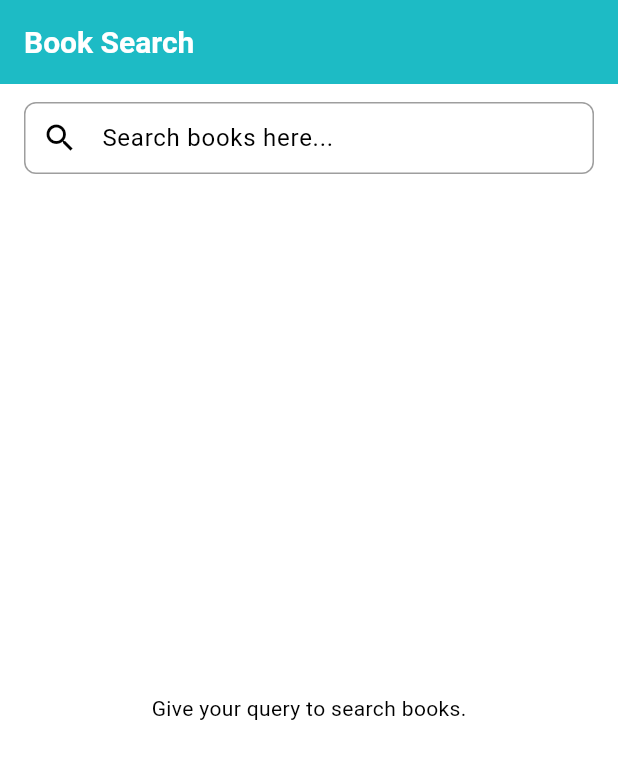
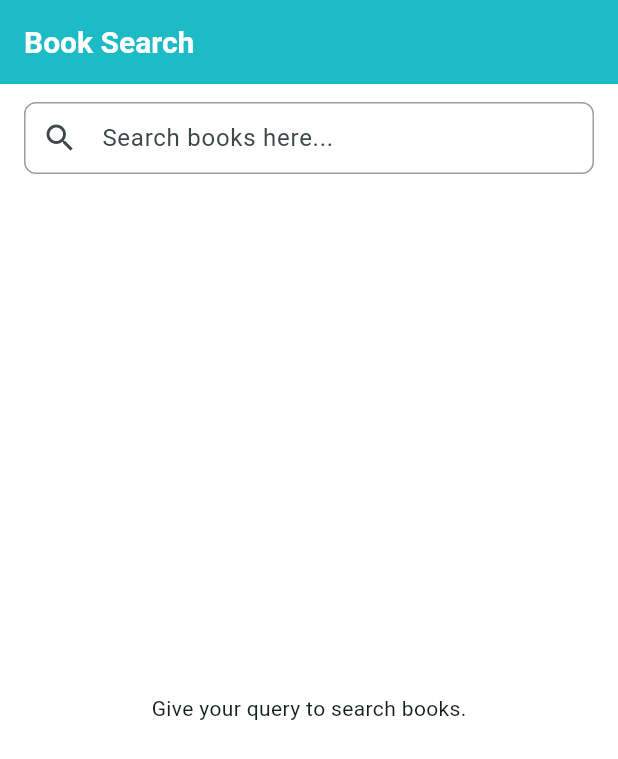
Before and after one commit to dalu547/bookfinder_app_with_flutter_standards_and_bestpractices, a Flutter app: the screen it shows after launch, on a phone screen of 412 x 824 dp. Shown: the top 759 px of the screen. Run offline on Flutter 3.47's test engine with Material 3 defaults, Android fonts, the phone set to English and light mode, and no system bars; our stand-ins replace bloc, cached_network_image, dartz, dio, equatable, floor and 10 more; missing offline and left inert: flutter_debouncer; accounts and stored records are empty; generated files the repository leaves out were written again.

Commit message:
final optimizations

```diff
--- a/lib/app/app.dart
+++ b/lib/app/app.dart
@@ -1,17 +1,26 @@
 import 'package:flutter/material.dart';
 import 'package:bookfinder/core/router/routes_manager.dart';
 import 'package:bookfinder/app/resources/theme_manager.dart';
+import 'package:bookfinder/core/theme/theme_controller.dart';
 
 class MyApp extends StatelessWidget {
   const MyApp({super.key});
 
   @override
   Widget build(BuildContext context) {
-    return MaterialApp(
-      debugShowCheckedModeBanner: false,
-      theme: ThemeManager.appTheme,
-      initialRoute: Routes.splash,
-      onGenerateRoute: Routes.generateRoute,
+    return AnimatedBuilder(
+      animation: ThemeController.instance,
+      builder: (context, _) {
+        return MaterialApp(
+          debugShowCheckedModeBanner: false,
+          restorationScopeId: 'app',
+          theme: ThemeManager.light,
+          darkTheme: ThemeManager.dark,
+          themeMode: ThemeController.instance.mode,
+          initialRoute: Routes.splash,
+          onGenerateRoute: Routes.generateRoute,
+        );
+      },
     );
   }
 }
--- a/lib/app/resources/assets_manager.dart
+++ b/lib/app/resources/assets_manager.dart
@@ -1,5 +1,5 @@
-const String IMAGE_PATH = "assets/images";
+const String imagePath = "assets/images";
 
 class ImageAssets {
-  static const String book_finder_icon = "$IMAGE_PATH/book_finder_icon.png";
+  static const String bookFinderIcon = "$imagePath/book_finder_icon.png";
 }
--- a/lib/app/resources/theme_manager.dart
+++ b/lib/app/resources/theme_manager.dart
@@ -1,21 +1,23 @@
 import 'package:flutter/material.dart';
 
 class ThemeManager {
-  static final ThemeData appTheme = ThemeData(
-    primaryColor: const Color(0xFF1DBBC5),
+  static const Color _brand = Color(0xFF1DBBC5);
+
+  static final ThemeData light = ThemeData(
+    useMaterial3: true,
+    colorScheme: ColorScheme.fromSeed(seedColor: _brand,
+      brightness: Brightness.light,
+    ),
     scaffoldBackgroundColor: Colors.white,
-    dividerColor: Colors.grey.shade400,
     appBarTheme: const AppBarTheme(
-      backgroundColor: Color(0xFF1DBBC5),
+      backgroundColor: _brand,
+      foregroundColor: Colors.white,
       titleTextStyle: TextStyle(
         color: Colors.white,
         fontSize: 20,
         fontWeight: FontWeight.w600,
       ),
       iconTheme: IconThemeData(color: Colors.white),
-    ),
-    textTheme: const TextTheme(
-      bodyMedium: TextStyle(color: Colors.black),
     ),
     inputDecorationTheme: InputDecorationTheme(
       filled: true,
@@ -31,13 +33,15 @@ class ThemeManager {
       ),
       focusedBorder: OutlineInputBorder(
         borderRadius: BorderRadius.circular(8),
-        borderSide: const BorderSide(color: Color(0xFF1DBBC5), width: 2),
+        borderSide: const BorderSide(color: _brand, width: 2),
       ),
     ),
-    colorScheme: ColorScheme.fromSwatch().copyWith(
-      primary: const Color(0xFF1DBBC5),
-      onPrimary: Colors.white,
-      secondary: Colors.teal,
+  );
+
+  static final ThemeData dark = ThemeData(
+    useMaterial3: true,
+    colorScheme: ColorScheme.fromSeed(seedColor: _brand,
+      brightness: Brightness.dark,
     ),
   );
 }
--- a/lib/core/base/base_usecase.dart
+++ b/lib/core/base/base_usecase.dart
@@ -2,5 +2,5 @@ import 'package:dartz/dartz.dart';
 import 'package:bookfinder/domain/core/failure.dart';
 
 abstract class BaseUseCase<Input, Output> {
-  Future<Either<Failure, Output>> execute(Input input);
+  Future<Either<Failure, Output>> call(Input input);
 }
--- a/lib/core/di/app_di.dart
+++ b/lib/core/di/app_di.dart
@@ -23,7 +23,7 @@ Future<void> initAppModule() async {
       await $FloorAppDatabase.databaseBuilder('app_database.db').build();
   instance.registerLazySingleton<AppDatabase>(() => database);
 
-  initModuleDependecies();
+  await initModuleDependecies();
 }
 
 Future<void> initModuleDependecies() async {
--- a/lib/core/network/response_error.dart
+++ /dev/null
@@ -1,6 +0,0 @@
-class ResponseError {
-  final int code;
-  final String message;
-
-  ResponseError(this.code, this.message);
-}
--- a/lib/core/router/routes_manager.dart
+++ b/lib/core/router/routes_manager.dart
@@ -16,17 +16,25 @@ class Routes {
       case bookList:
         return MaterialPageRoute(builder: (_) => const BookListView());
       case bookDetails:
-        final book = settings.arguments as BookEntity;
-        return MaterialPageRoute(
-          builder: (_) => BookDetailView(book: book),
-        );
+        final args = settings.arguments;
+        if (args is BookEntity) {
+          return MaterialPageRoute(
+            builder: (_) => BookDetailView(book: args),
+          );
+        }
+        return _notFoundRoute('Invalid arguments for $bookDetails');
 
       default:
-        return MaterialPageRoute(
-          builder: (_) => const Scaffold(
-            body: Center(child: Text('Route not found')),
-          ),
-        );
+        return _notFoundRoute('Route not found: ${settings.name}');
     }
   }
 }
+
+Route<dynamic> _notFoundRoute(String message) {
+  return MaterialPageRoute(
+    builder: (_) => Scaffold(
+      appBar: AppBar(title: const Text('Not Found')),
+      body: Center(child: Text(message)),
+    ),
+  );
+}
--- /dev/null
+++ b/lib/core/theme/theme_controller.dart
@@ -0,0 +1,20 @@
+import 'package:flutter/material.dart';
+
+class ThemeController extends ChangeNotifier {
+  ThemeMode _mode = ThemeMode.system;
+
+  ThemeMode get mode => _mode;
+
+  static final ThemeController instance = ThemeController._();
+  ThemeController._();
+
+  void setMode(ThemeMode mode) {
+    if (_mode == mode) return;
+    _mode = mode;
+    notifyListeners();
+  }
+
+  void toggleDark() {
+    setMode(_mode == ThemeMode.dark ? ThemeMode.light : ThemeMode.dark);
+  }
+}
--- a/lib/domain/core/failure.dart
+++ b/lib/domain/core/failure.dart
@@ -25,7 +25,7 @@ class TimeoutFailure extends Failure {
 }
 
 class ServerFailure extends Failure {
-  const ServerFailure(int code, String message) : super(code, message);
+  const ServerFailure(super.code, super.message);
 }
 
 class CancelledFailure extends Failure {
--- a/lib/domain/entities/book_entity.dart
+++ b/lib/domain/entities/book_entity.dart
@@ -1,26 +1,18 @@
-class BookEntity {
+import 'package:equatable/equatable.dart';
+
+class BookEntity extends Equatable {
   final String title;
   final String author;
   final String editionKey;
 
-  BookEntity({
+  const BookEntity({
     required this.title,
     required this.author,
     required this.editionKey,
   });
 
   @override
-  bool operator ==(Object other) {
-    return identical(this, other) ||
-        other is BookEntity &&
-            runtimeType == other.runtimeType &&
-            title == other.title &&
-            author == other.author &&
-            editionKey == other.editionKey;
-  }
-
-  @override
-  int get hashCode => title.hashCode ^ author.hashCode ^ editionKey.hashCode;
+  List<Object?> get props => [title, author, editionKey];
 
   @override
   String toString() =>
--- a/lib/domain/usecases/book_search_usecase.dart
+++ b/lib/domain/usecases/book_search_usecase.dart
@@ -1,6 +1,7 @@
 import 'package:dartz/dartz.dart';
 import 'package:bookfinder/core/base/base_usecase.dart';
 import 'package:bookfinder/domain/core/failure.dart';
+import 'package:equatable/equatable.dart';
 import 'package:bookfinder/domain/entities/book_entity.dart';
 import 'package:bookfinder/domain/repositories/book_library_repository.dart';
 
@@ -11,7 +12,7 @@ class BookSearchUseCase
   BookSearchUseCase(this._repository);
 
   @override
-  Future<Either<Failure, List<BookEntity>>> execute(
+  Future<Either<Failure, List<BookEntity>>> call(
       BookSearchUseCaseInput input) {
     return _repository.searchBooks(
       input.query,
@@ -22,7 +23,7 @@ class BookSearchUseCase
   }
 }
 
-class BookSearchUseCaseInput {
+class BookSearchUseCaseInput extends Equatable {
   final String query;
   final String fields;
   final int page;
@@ -34,4 +35,7 @@ class BookSearchUseCaseInput {
     this.page,
     this.limit,
   );
+
+  @override
+  List<Object?> get props => [query, fields, page, limit];
 }
--- a/lib/presentation/screens/bookdetails/bloc/book_details_bloc.dart
+++ b/lib/presentation/screens/bookdetails/bloc/book_details_bloc.dart
@@ -17,7 +17,7 @@ class BookDetailsBloc extends Bloc<BookDetailsEvent, BookDetailsState> {
     emit(BookDetailsLoading());
 
     final input = BookDetailsUseCaseInput(event.olid);
-    final result = await _bookDetailsUseCase.execute(input);
+    final result = await _bookDetailsUseCase(input);
 
     result.fold(
       (error) => emit(BookDetailsFailure(error)),
--- a/lib/presentation/screens/booksearch/bloc/book_search_bloc.dart
+++ b/lib/presentation/screens/booksearch/bloc/book_search_bloc.dart
@@ -23,7 +23,7 @@ class BookSearchBloc extends Bloc<BookSearchEvent, BookSearchState> {
       event.limit,
     );
 
-    final result = await bookSearchUseCase.execute(input);
+    final result = await bookSearchUseCase(input);
 
     result.fold(
       (error) => emit(BookSearchFailure(error)),
--- a/lib/presentation/widgets/ui_helpers.dart
+++ b/lib/presentation/widgets/ui_helpers.dart
@@ -23,6 +23,7 @@ Future<void> checkInternetAndShowSnackBar(
 ) async {
   final hasConnection = await networkInfo.isConnected;
   if (!hasConnection) {
+    if (!context.mounted) return;
     showAppSnackBar(context, AppStrings.noInternet);
   }
 }
```
Also changed, not shown: analysis_options.yaml (+10 -16 lines), lib/domain/entities/book_details_entity.dart (+6 -1 lines), lib/domain/usecases/book_details_usecase.dart (+9 -5 lines), 1 other file.
